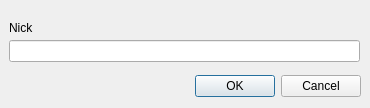
The window that ui_forms/editNickEntry.ui (0x17de/HarpoonClient) describes before a commit, drawn with Qt 5.
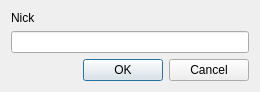
The same window after the commit.

Commit message: about form preparations, ui enhancements

What changed in the file:
```diff
--- a/ui_forms/editNickEntry.ui
+++ b/ui_forms/editNickEntry.ui
@@ -6,22 +6,36 @@
    <rect>
     <x>0</x>
     <y>0</y>
-    <width>370</width>
-    <height>108</height>
+    <width>260</width>
+    <height>88</height>
    </rect>
   </property>
   <property name="windowTitle">
    <string>Edit Server Entry</string>
   </property>
+  <layout class="QVBoxLayout" name="verticalLayout">
+   <item>
+    <layout class="QGridLayout" name="gridLayout">
+     <item row="0" column="0">
+      <widget class="QLabel" name="nameLabel">
+       <property name="sizePolicy">
+        <sizepolicy hsizetype="Expanding" vsizetype="Fixed">
+         <horstretch>0</horstretch>
+         <verstretch>0</verstretch>
+        </sizepolicy>
+       </property>
+       <property name="text">
+        <string>Nick</string>
+       </property>
+      </widget>
+     </item>
+     <item row="1" column="0">
+      <widget class="QLineEdit" name="nick"/>
+     </item>
+    </layout>
+   </item>
+   <item>
   <widget class="QDialogButtonBox" name="buttonBox">
-   <property name="geometry">
-    <rect>
-     <x>20</x>
-     <y>70</y>
-     <width>341</width>
-     <height>32</height>
-    </rect>
-   </property>
    <property name="orientation">
     <enum>Qt::Horizontal</enum>
    </property>
@@ -29,29 +43,8 @@
     <set>QDialogButtonBox::Cancel|QDialogButtonBox::Ok</set>
    </property>
   </widget>
-  <widget class="QLineEdit" name="nick">
-   <property name="geometry">
-    <rect>
-     <x>9</x>
-     <y>40</y>
-     <width>351</width>
-     <height>22</height>
-    </rect>
-   </property>
-  </widget>
-  <widget class="QLabel" name="nameLabel">
-   <property name="geometry">
-    <rect>
-     <x>9</x>
-     <y>20</y>
-     <width>91</width>
-     <height>16</height>
-    </rect>
-   </property>
-   <property name="text">
-    <string>Nick</string>
-   </property>
-  </widget>
+   </item>
+  </layout>
  </widget>
  <resources/>
  <connections>
```
Lines whose indentation alone changed are shown as unchanged. The commit also changes 6 other files.
